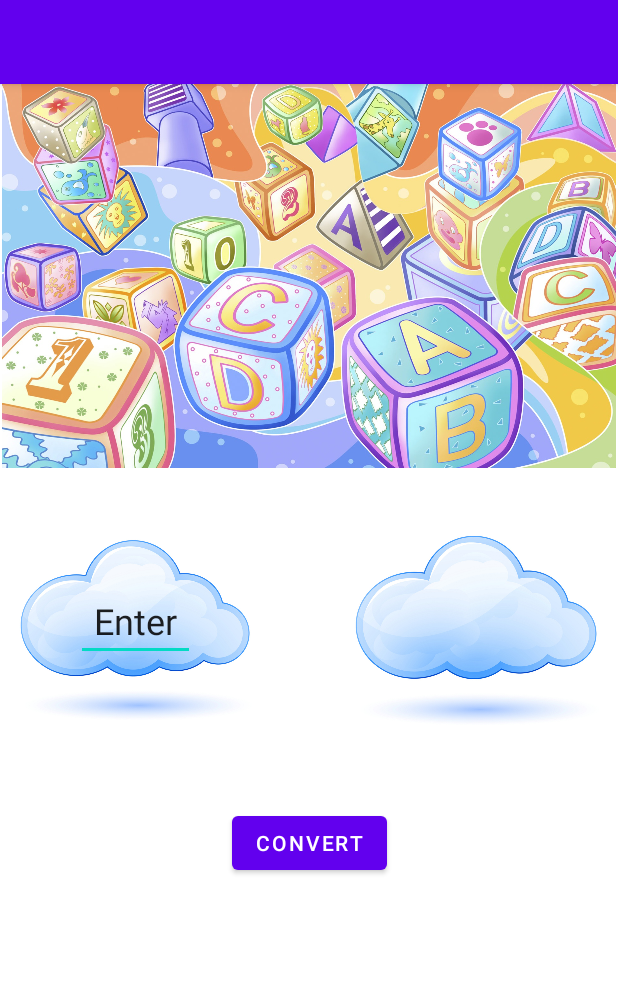
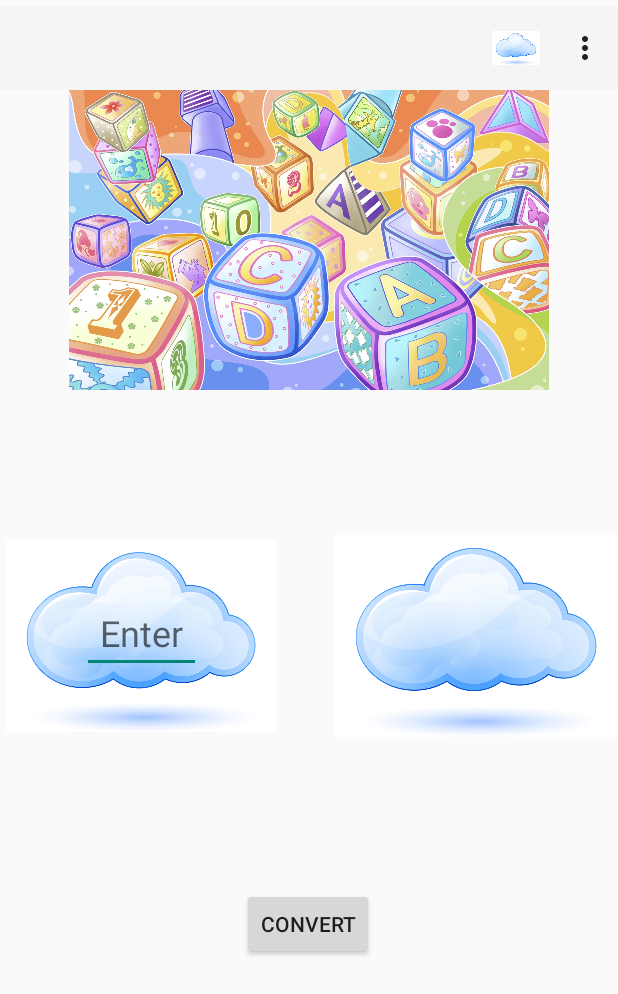
Before and after one commit to HumailShahzad/AlphabetConvertor, an Android app: the screen it shows after launch (MainActivity), on a phone screen of 412 x 824 dp. Shown: the top 994 px of the screen. Run offline under Robolectric (Android 15) with nearby library versions, the phone set to English and light mode, and no system bars.

Commit message:
App bar added

```diff
--- a/app/src/main/AndroidManifest.xml
+++ b/app/src/main/AndroidManifest.xml
@@ -8,7 +8,7 @@
         android:label="@string/app_name"
         android:roundIcon="@mipmap/ic_launcher_round"
         android:supportsRtl="true"
-        android:theme="@style/Theme.IncrementApp">
+        android:theme="@style/Theme.AppCompat.Light.NoActionBar">
         <activity
             android:name=".MainActivity"
             android:exported="true">
--- a/app/src/main/java/com/example/incrementapp/MainActivity.java
+++ b/app/src/main/java/com/example/incrementapp/MainActivity.java
@@ -3,8 +3,12 @@ package com.example.incrementapp;
 import androidx.annotation.Nullable;
 import androidx.appcompat.app.AppCompatActivity;
 
+import android.content.Intent;
+import android.net.Uri;
 import android.os.Bundle;
 import android.text.Editable;
+import android.view.Menu;
+import android.view.MenuItem;
 import android.view.View;
 import android.widget.Button;
 import android.widget.EditText;
@@ -12,9 +16,9 @@ import android.widget.TextView;
 import android.widget.Toast;
 
 import java.util.Locale;
-
+import androidx.appcompat.widget.Toolbar;
 public class MainActivity extends AppCompatActivity {
-
+    Toolbar myToolbar;
     @Override
     protected void onCreate(Bundle savedInstanceState) {
         super.onCreate(savedInstanceState);
@@ -22,6 +26,8 @@ public class MainActivity extends AppCompatActivity {
         Button b1=(Button) findViewById(R.id.button);
         EditText t1=findViewById(R.id.textView);
         TextView t2=(TextView)findViewById(R.id.textView2);
+        myToolbar = (Toolbar) findViewById(R.id.toolbar3);
+        setSupportActionBar(myToolbar);
         b1.setOnClickListener(new View.OnClickListener() {
             @Override
             public void onClick(View v) {
@@ -46,4 +52,22 @@ public class MainActivity extends AppCompatActivity {
 
 
     }
+    public boolean onCreateOptionsMenu(Menu menu) {
+
+        getMenuInflater().inflate(R.menu.menu, menu);
+        return true;
+    }
+    public boolean onOptionsItemSelected(MenuItem item) {
+        switch (item.getItemId()) {
+            case R.id.action_settings:
+                Intent intent = new Intent(Intent.ACTION_VIEW,Uri.parse("https://www.google.com/"));
+                startActivity(intent);
+            case R.id.action_tasks:
+                Intent intent1 = new Intent(Intent.ACTION_VIEW,Uri.parse("https://github.com/HumailShahzad/Assignment3.git"));
+                startActivity(intent1);
+
+            default:
+                return super.onOptionsItemSelected(item);
+        }
+    }
 }
--- a/app/src/main/res/layout/activity_main.xml
+++ b/app/src/main/res/layout/activity_main.xml
@@ -6,42 +6,52 @@
     android:layout_height="match_parent"
     tools:context=".MainActivity">
 
-    <LinearLayout
-        android:id="@+id/linearLayout"
-        android:layout_width="409dp"
-        android:layout_height="wrap_content"
-        android:orientation="vertical"
+    <androidx.constraintlayout.widget.ConstraintLayout
+        android:id="@+id/constraintLayout"
+        android:layout_width="match_parent"
+        android:layout_height="match_parent"
+        app:layout_constraintBottom_toBottomOf="parent"
         app:layout_constraintEnd_toEndOf="parent"
         app:layout_constraintStart_toStartOf="parent"
         app:layout_constraintTop_toTopOf="parent">
 
+        <androidx.appcompat.widget.Toolbar
+            android:id="@+id/toolbar3"
+            android:layout_width="match_parent"
+            android:layout_height="wrap_content"
+            android:layout_marginTop="4dp"
+            android:background="?attr/colorPrimary"
+            android:minHeight="?attr/actionBarSize"
+            android:theme="?attr/actionBarTheme"
+            app:layout_constraintEnd_toEndOf="parent"
+            app:layout_constraintStart_toStartOf="parent"
+            app:layout_constraintTop_toTopOf="parent" />
+
         <ImageView
-            android:id="@+id/imageView"
-            android:layout_width="match_parent"
-            android:layout_height="256dp"
+            android:id="@+id/imageView3"
+            android:layout_width="wrap_content"
+            android:layout_height="200dp"
+            app:layout_constraintEnd_toEndOf="parent"
+            app:layout_constraintStart_toStartOf="parent"
+            app:layout_constraintTop_toBottomOf="@+id/toolbar3"
             app:srcCompat="@drawable/wallpaper" />
-
-    </LinearLayout>
-
-    <androidx.constraintlayout.widget.ConstraintLayout
-        android:layout_width="match_parent"
-        android:layout_height="482dp"
-        app:layout_constraintStart_toStartOf="parent"
-        app:layout_constraintTop_toBottomOf="@+id/linearLayout">
 
         <ImageView
             android:id="@+id/imageView4"
             android:layout_width="180dp"
             android:layout_height="208dp"
+            android:layout_marginStart="4dp"
             app:layout_constraintBottom_toBottomOf="@+id/imageView5"
             app:layout_constraintStart_toStartOf="parent"
             app:layout_constraintTop_toTopOf="@+id/imageView5"
+            app:layout_constraintVertical_bias="1.0"
             app:srcCompat="@drawable/cloud" />
 
         <ImageView
             android:id="@+id/imageView5"
             android:layout_width="189dp"
             android:layout_height="208dp"
+            android:layout_marginTop="320dp"
             app:layout_constraintEnd_toEndOf="parent"
             app:layout_constraintTop_toTopOf="parent"
             app:srcCompat="@drawable/cloud" />
@@ -50,9 +60,9 @@
             android:id="@+id/textView"
             android:layout_width="79dp"
             android:layout_height="49dp"
-            android:text="Enter"
+            android:digits="abcdefghijklmnopqrstuvwxyzABCDEFGHIJKLMNOPQRSTUVWXYZ"
+            android:hint="Enter"
             android:textAlignment="center"
-            android:digits="abcdefghijklmnopqrstuvwxyzABCDEFGHIJKLMNOPQRSTUVWXYZ"
             android:textSize="24sp"
             app:layout_constraintBottom_toBottomOf="@+id/imageView4"
             app:layout_constraintEnd_toEndOf="@+id/imageView4"
@@ -74,9 +84,10 @@
             android:id="@+id/button"
             android:layout_width="wrap_content"
             android:layout_height="wrap_content"
-            android:layout_marginTop="18dp"
+            android:layout_marginTop="64dp"
             android:text="Convert"
             app:layout_constraintEnd_toEndOf="parent"
+            app:layout_constraintHorizontal_bias="0.498"
             app:layout_constraintStart_toStartOf="parent"
             app:layout_constraintTop_toBottomOf="@+id/imageView5" />
     </androidx.constraintlayout.widget.ConstraintLayout>
--- /dev/null
+++ b/app/src/main/res/menu/menu.xml
@@ -0,0 +1,16 @@
+<?xml version="1.0" encoding="utf-8"?>
+<menu xmlns:android="http://schemas.android.com/apk/res/android"
+    xmlns:app="http://schemas.android.com/apk/res-auto">
+    <item
+        android:id="@+id/action_favorite"
+
+        android:title="icon"
+        android:icon="@drawable/cloud"
+        app:showAsAction="ifRoom"/>
+    <item android:id="@+id/action_settings"
+        android:title="Google"
+        app:showAsAction="never"/>
+    <item android:id="@+id/action_tasks"
+        android:title="Repository"
+        app:showAsAction="never"/>
+</menu>
```
